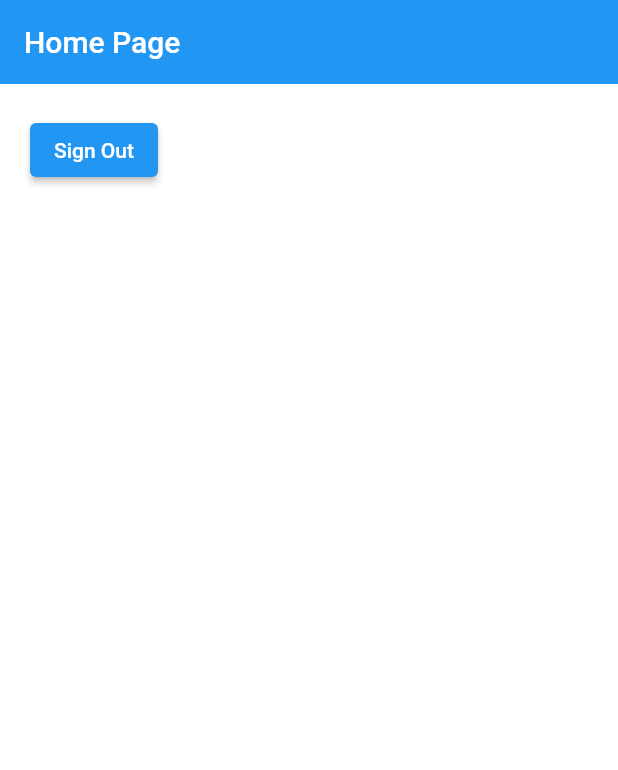
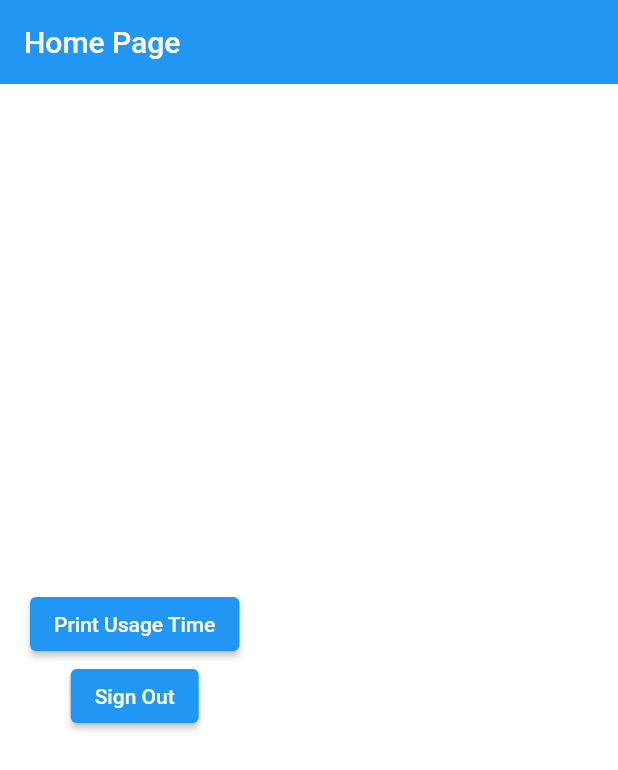
Before and after one commit to acandelmo3/uTime, a Flutter app: the screen it shows once a user with an empty profile is signed in, on a phone screen of 412 x 824 dp. Shown: the top 770 px of the screen. Run offline on Flutter 3.47's test engine with Material 2 defaults, Android fonts, the phone set to English and light mode, and no system bars; our stand-ins replace cloud_firestore, firebase_auth, firebase_core; missing offline and left inert: dob_input_field, usage_stats; accounts and stored records are empty.

Commit message:
Feb 9th Updates :)

```diff
--- a/sav3/lib/screens/home_page.dart
+++ b/sav3/lib/screens/home_page.dart
@@ -1,8 +1,10 @@
 import 'package:flutter/material.dart';
 import 'package:sav3/auth.dart';
+import 'package:sav3/screentime.dart';
 
 class HomePage extends StatelessWidget {
-  const HomePage({super.key});
+  HomePage({super.key});
+  Screentime st = new Screentime();
 
   @override
   Widget build(BuildContext context) {
@@ -16,8 +18,14 @@ class HomePage extends StatelessWidget {
       ),
       body: Padding(
         padding: const EdgeInsets.all(20.0),
-        child: ElevatedButton(
-          child: const Text('Sign Out'),
-          onPressed: () => _auth.signOut(),),),);
+        child: Column(mainAxisAlignment: MainAxisAlignment.center,
+          children: [
+            ElevatedButton(
+              child: const Text('Print Usage Time'),
+              onPressed: () => st.getUsage(),),
+            ElevatedButton(
+              child: const Text('Sign Out'),
+              onPressed: () => _auth.signOut(),),]
+        ),),);
   }
 }
--- a/sav3/pubspec.yaml
+++ b/sav3/pubspec.yaml
@@ -36,6 +36,7 @@ dependencies:
   provider: ^6.0.5
   dob_input_field: ^2.0.0
   cloud_firestore: ^4.3.1
+  usage_stats: ^1.2.0
 
 
   # The following adds the Cupertino Icons font to your application.
```
Also changed, not shown: sav3/lib/screentime.dart (added, +15 -0 lines), sav3/pubspec.lock, 2 other files.
